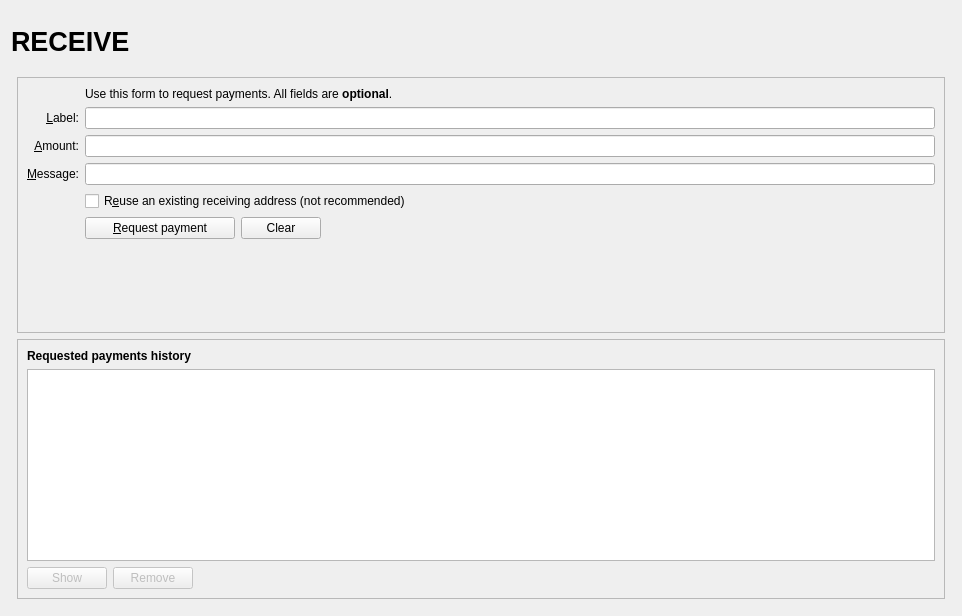
This is src/qt/forms/receivecoinsdialog.ui in CryptoCashBack-Hub/CCBC as Qt 5 draws it before an edit. The edited form follows.
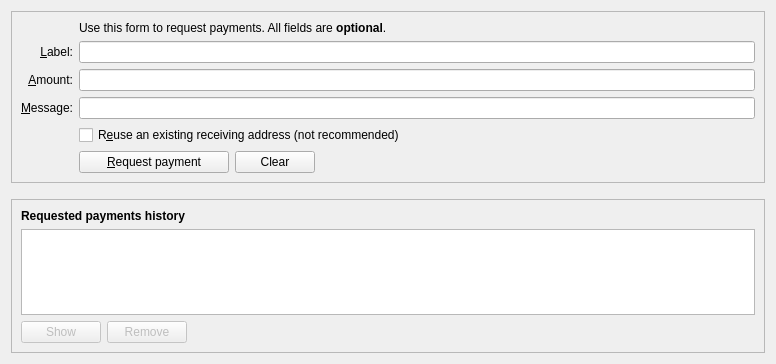
This is the edited form. Icons and pictures are not drawn. Custom widgets are drawn as their Qt base class.

Patch:
```diff
--- a/src/qt/forms/receivecoinsdialog.ui
+++ b/src/qt/forms/receivecoinsdialog.ui
@@ -6,119 +6,11 @@
    <rect>
     <x>0</x>
     <y>0</y>
-    <width>962</width>
-    <height>616</height>
+    <width>776</width>
+    <height>364</height>
    </rect>
   </property>
-  <layout class="QVBoxLayout" name="verticalLayout" stretch="0">
-   <item>
-    <layout class="QVBoxLayout" name="verticalLayout_Master" stretch="0,1">
-     <property name="spacing">
-      <number>0</number>
-     </property>
-     <item>
-      <widget class="QFrame" name="frame_Header">
-       <layout class="QVBoxLayout" name="verticalLayout_8">
-        <property name="leftMargin">
-         <number>0</number>
-        </property>
-        <property name="topMargin">
-         <number>0</number>
-        </property>
-        <property name="rightMargin">
-         <number>0</number>
-        </property>
-        <property name="bottomMargin">
-         <number>0</number>
-        </property>
-        <item>
-         <layout class="QHBoxLayout" name="horizontalLayout_Header" stretch="1,0,1">
-          <item>
-           <widget class="QLabel" name="labelOverviewHeaderLeft">
-            <property name="minimumSize">
-             <size>
-              <width>464</width>
-              <height>60</height>
-             </size>
-            </property>
-            <property name="maximumSize">
-             <size>
-              <width>16777215</width>
-              <height>60</height>
-             </size>
-            </property>
-            <property name="font">
-             <font>
-              <pointsize>20</pointsize>
-              <weight>75</weight>
-              <bold>true</bold>
-             </font>
-            </property>
-            <property name="text">
-             <string>RECEIVE</string>
-            </property>
-           </widget>
-          </item>
-          <item>
-           <spacer name="horizontalSpacer_3">
-            <property name="orientation">
-             <enum>Qt::Horizontal</enum>
-            </property>
-            <property name="sizeHint" stdset="0">
-             <size>
-              <width>40</width>
-              <height>20</height>
-             </size>
-            </property>
-           </spacer>
-          </item>
-          <item>
-           <widget class="QLabel" name="labelOverviewHeaderRight">
-            <property name="minimumSize">
-             <size>
-              <width>464</width>
-              <height>60</height>
-             </size>
-            </property>
-            <property name="maximumSize">
-             <size>
-              <width>16777215</width>
-              <height>60</height>
-             </size>
-            </property>
-            <property name="font">
-             <font>
-              <pointsize>14</pointsize>
-             </font>
-            </property>
-            <property name="text">
-             <string/>
-            </property>
-            <property name="alignment">
-             <set>Qt::AlignRight|Qt::AlignTrailing|Qt::AlignVCenter</set>
-            </property>
-           </widget>
-          </item>
-         </layout>
-        </item>
-       </layout>
-      </widget>
-     </item>
-     <item>
-      <widget class="QFrame" name="frame_BG">
-       <layout class="QVBoxLayout" name="verticalLayout_5">
-        <property name="leftMargin">
-         <number>6</number>
-        </property>
-        <property name="topMargin">
-         <number>6</number>
-        </property>
-        <property name="rightMargin">
-         <number>6</number>
-        </property>
-        <property name="bottomMargin">
-         <number>6</number>
-        </property>
+  <layout class="QVBoxLayout" name="verticalLayout" stretch="0,0,1">
         <item>
          <widget class="QFrame" name="frame2">
           <property name="sizePolicy">
@@ -299,23 +191,30 @@
                </item>
               </layout>
              </item>
-             <item row="9" column="2">
-              <spacer name="verticalSpacer">
+        <item row="8" column="0">
+         <widget class="QLabel" name="label_7">
+          <property name="text">
+           <string/>
+          </property>
+         </widget>
+        </item>
+       </layout>
+      </item>
+     </layout>
+    </widget>
+   </item>
+   <item>
+    <spacer name="verticalSpacer_2">
                <property name="orientation">
                 <enum>Qt::Vertical</enum>
                </property>
                <property name="sizeHint" stdset="0">
                 <size>
                  <width>20</width>
-                 <height>40</height>
+       <height>10</height>
                 </size>
                </property>
               </spacer>
-             </item>
-            </layout>
-           </item>
-          </layout>
-         </widget>
         </item>
         <item>
          <widget class="QFrame" name="frame">
@@ -457,11 +356,6 @@
         </item>
        </layout>
       </widget>
-     </item>
-    </layout>
-   </item>
-  </layout>
- </widget>
  <customwidgets>
   <customwidget>
    <class>BitcoinAmountField</class>
```
Left out of the diff: 21 changed lines with no effect on the pictures. Lines whose indentation alone changed are shown as unchanged.
